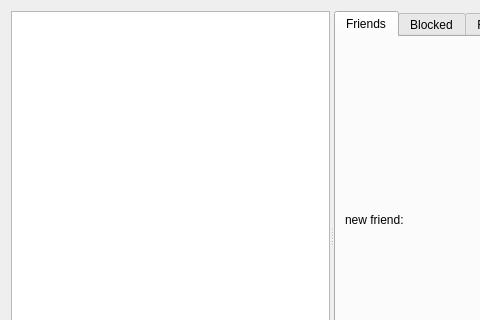
Before: the Qt Designer form src/FriendsMgmtDialog.ui in asolfre/qwit, drawn with Qt 5; both pictures show x 0 to 480 and y 0 to 320 of the 600 by 500 pixel window.
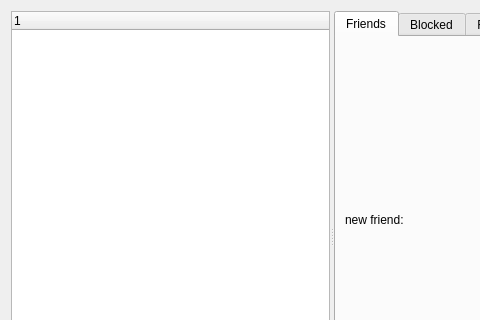
After: the same form once the commit is applied.

Commit message: show friends, followers and blocks nodes in the accounts tree widget on the friends management dialog

```diff
--- a/src/FriendsMgmtDialog.ui
+++ b/src/FriendsMgmtDialog.ui
@@ -19,34 +19,15 @@
   <layout class="QVBoxLayout" name="verticalLayout">
    <item>
     <widget class="QSplitter" name="splitter">
-     <property name="sizePolicy">
-      <sizepolicy hsizetype="Expanding" vsizetype="Expanding">
-       <horstretch>0</horstretch>
-       <verstretch>0</verstretch>
-      </sizepolicy>
-     </property>
      <property name="orientation">
       <enum>Qt::Horizontal</enum>
      </property>
-     <widget class="QListWidget" name="accountsListWidget">
-      <property name="sizePolicy">
-       <sizepolicy hsizetype="MinimumExpanding" vsizetype="Expanding">
-        <horstretch>0</horstretch>
-        <verstretch>0</verstretch>
-       </sizepolicy>
-      </property>
-      <property name="minimumSize">
-       <size>
-        <width>20</width>
-        <height>100</height>
-       </size>
-      </property>
-      <property name="baseSize">
-       <size>
-        <width>50</width>
-        <height>200</height>
-       </size>
-      </property>
+     <widget class="QTreeWidget" name="accountsTreeWidget">
+      <column>
+       <property name="text">
+        <string notr="true">1</string>
+       </property>
+      </column>
      </widget>
      <widget class="QTabWidget" name="tabWidget">
       <property name="sizePolicy">
```
The commit also changes 4 other files.
